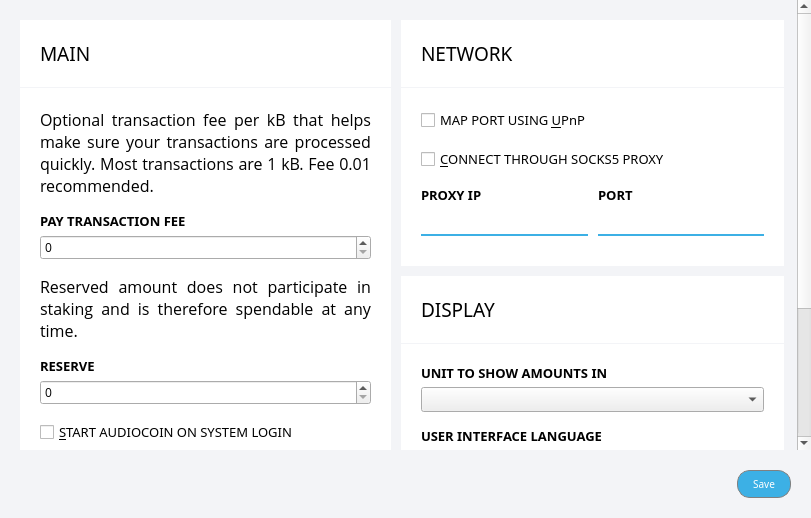
Before: the Qt Designer form src/qt/forms/settingspage.ui in aurovine/AudioCoin, drawn with Qt 5.
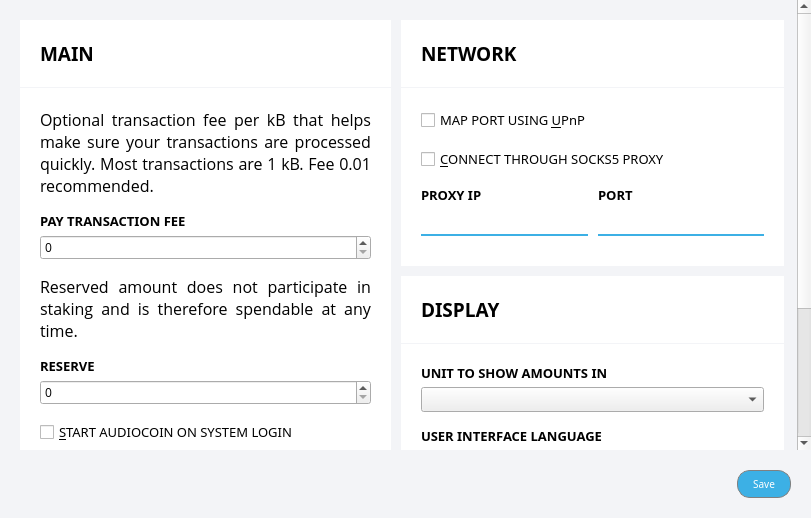
After: the same form once the commit is applied. Icons and pictures are not drawn. Custom widgets are drawn as their Qt base class.

Commit message: fixes font weight of panel headers in settingspage.ui

Diff of the .ui file:
```diff
--- a/src/qt/forms/settingspage.ui
+++ b/src/qt/forms/settingspage.ui
@@ -271,6 +271,8 @@
                      <font>
                       <family>Montserrat</family>
                       <pointsize>14</pointsize>
+                      <weight>75</weight>
+                      <bold>true</bold>
                      </font>
                     </property>
                     <property name="text">
@@ -643,6 +645,8 @@
                      <font>
                       <family>Montserrat</family>
                       <pointsize>14</pointsize>
+                      <weight>75</weight>
+                      <bold>true</bold>
                      </font>
                     </property>
                     <property name="text">
@@ -881,6 +885,8 @@
                      <font>
                       <family>Montserrat</family>
                       <pointsize>14</pointsize>
+                      <weight>75</weight>
+                      <bold>true</bold>
                      </font>
                     </property>
                     <property name="text">
```
Left out of the diff: 2 changed lines with no effect on the pictures.
